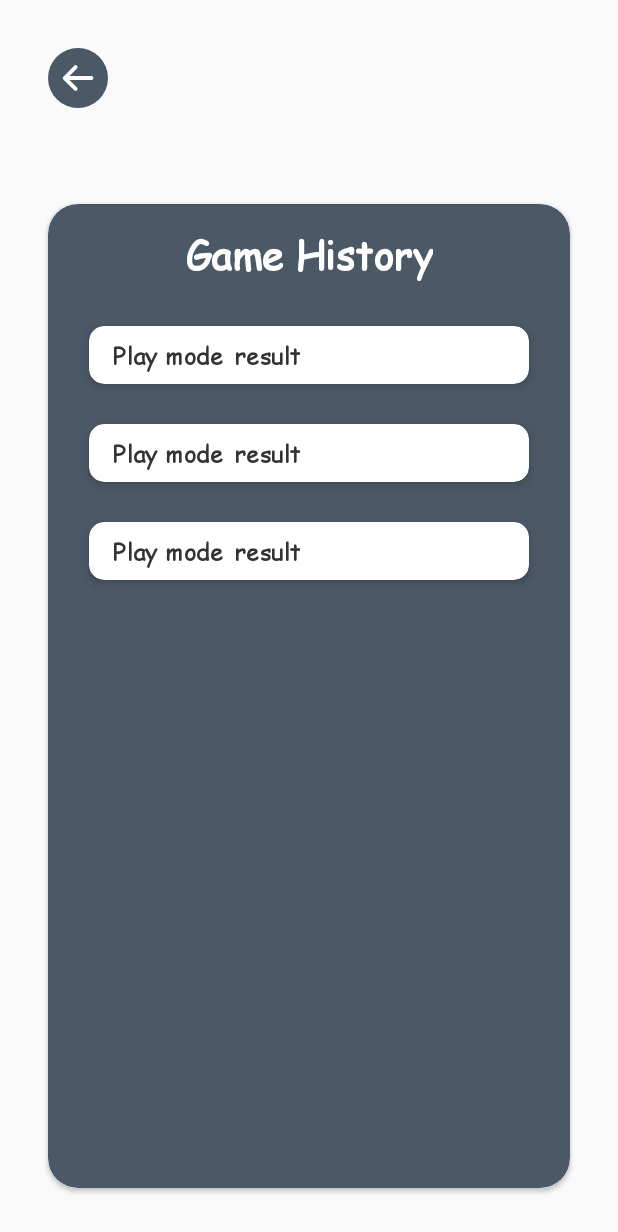
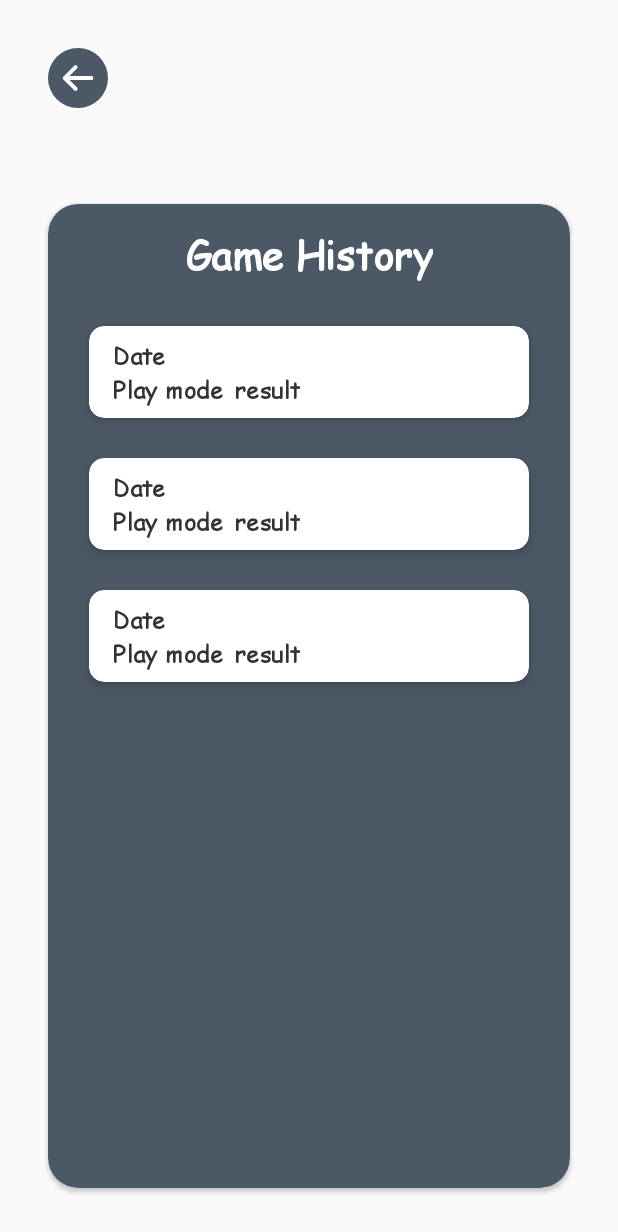
Before and after one commit to anekekarina99/TeamACodeChallenge7, an Android app: the layout activity_game_history.xml on its own in the app's theme, with its tools: preview values and no code run, on a phone screen of 412 x 824 dp. Shown: the top 1232 px of the screen. Run offline under Robolectric (Android 15) with nearby library versions, the phone set to English and light mode, and no system bars; network calls fail.

Commit message:
add date in game history

```diff
--- a/app/src/main/java/com/teamacodechallenge7/data/model/GetBattle.kt
+++ b/app/src/main/java/com/teamacodechallenge7/data/model/GetBattle.kt
@@ -2,6 +2,7 @@ package com.teamacodechallenge7.data.model
 
 
 import com.google.gson.annotations.SerializedName
+import java.util.*
 
 data class GetBattle(
     @SerializedName("data")
--- a/app/src/main/res/layout/item_skor.xml
+++ b/app/src/main/res/layout/item_skor.xml
@@ -9,7 +9,25 @@
     app:cardElevation="4dp"
     app:cardUseCompatPadding="true"
     app:contentPadding="8dp">
+    <LinearLayout
+        android:layout_width="match_parent"
+        android:orientation="vertical"
+        android:layout_height="match_parent">
+        <TextView
 
+            android:id="@+id/tvDate"
+            android:layout_width="wrap_content"
+            android:layout_height="wrap_content"
+            android:layout_marginStart="8dp"
+            android:layout_marginLeft="8dp"
+            android:layout_marginRight="8dp"
+            android:fontFamily="@font/comic"
+            android:gravity="center_horizontal"
+            android:text="@string/date"
+            android:textAlignment="center"
+            android:textColor="@color/ColorBlackFont"
+            android:textSize="16sp"
+            android:textStyle="bold" />
         <LinearLayout
             android:layout_width="match_parent"
             android:layout_height="wrap_content"
@@ -47,5 +65,7 @@
                 android:textStyle="bold" />
 
         </LinearLayout>
+    </LinearLayout>
+
 
 </androidx.cardview.widget.CardView>
--- a/app/src/main/res/values/strings.xml
+++ b/app/src/main/res/values/strings.xml
@@ -50,7 +50,7 @@
     <string name="tvPickMode">Pick mode game play ?</string>
     <string name="btChooseMode">Choose Mode</string>
     <string name="vs">Vs</string>
-    <string name="tvDescription">Gubake is (Gunting Batu Kertas) is the Rock Paper Scissors game, but taken to a whole new level in terms of usage and importance in daily life. This game can play with your friends or computer. </string>
+    <string name="tvDescription">Gubake (Gunting Batu Kertas) is the Rock Paper Scissors game, but taken to a whole new level in terms of usage and importance in daily life. This game can play with your friends or computer. </string>
     <string name="createdBy">Tim A Binar Academy @ 2021</string>
     <string name="tvSignOut">Signout</string>
     <string name="tvAbout">About</string>
@@ -60,6 +60,7 @@
     <string name="tvSelamat">Selamat!</string>
     <string name="tvKamuPemain">Kamu menjadi pemain dari \nGubake Game</string>
     <string name="tvInstruction">This is instruction to play \nGubake. You can see the \ninstructions in this video \nabove</string>
+    <string name="date">Date</string>
 
 
 </resources>
```
Also changed, not shown: app/src/main/java/com/teamacodechallenge7/ui/gamehistory/GameHistoryAdapter.kt (+27 -1 lines). Lines whose indentation alone changed are shown as unchanged.
